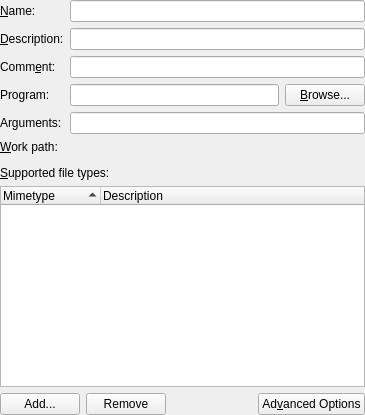
Before: the Qt Designer form src/widgets/kpropertiesdesktopbase.ui in KDE/kio, drawn with Qt 5.
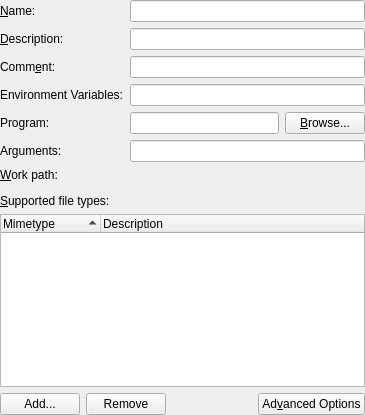
After: the same form once the commit is applied. Custom widgets are drawn as their Qt base class.

Commit message:
kpropertiesdialog: Add explicit environment variables support
Add explicit support for environment variables in kpropertiesdialog via a
dedicated text field people can put them in, which will write them into the
desktop file in a functional and standards-compliant manner.

This is a companion change for
https://invent.kde.org/plasma/kmenuedit/-/merge_requests/11 to keep
kpropertiesdialog and kmenuedit in sync.

Diff of the .ui file:
```diff
--- a/src/widgets/kpropertiesdesktopbase.ui
+++ b/src/widgets/kpropertiesdesktopbase.ui
@@ -77,6 +77,19 @@
       </widget>
      </item>
      <item row="3" column="0">
+      <widget class="QLabel" name="label">
+       <property name="text">
+        <string>Environment Variables:</string>
+       </property>
+       <property name="buddy">
+        <cstring>envarsEdit</cstring>
+       </property>
+      </widget>
+     </item>
+     <item row="3" column="1">
+      <widget class="QLineEdit" name="envarsEdit"/>
+     </item>
+     <item row="4" column="0">
       <widget class="QLabel" name="textLabel4">
        <property name="whatsThis">
         <string>Type the command to start this application here.
@@ -99,7 +112,7 @@
        </property>
       </widget>
      </item>
-     <item row="3" column="1">
+     <item row="4" column="1">
       <layout class="QHBoxLayout" name="horizontalLayout">
        <item>
         <widget class="QLineEdit" name="programEdit">
@@ -130,7 +143,7 @@
        </item>
       </layout>
      </item>
-     <item row="5" column="0">
+     <item row="6" column="0">
       <widget class="QLabel" name="textLabel5">
        <property name="whatsThis">
         <string>Sets the working directory for your application.</string>
@@ -143,21 +156,21 @@
        </property>
       </widget>
      </item>
-     <item row="5" column="1">
+     <item row="6" column="1">
       <widget class="KUrlRequester" name="pathEdit">
        <property name="whatsThis">
         <string>Sets the working directory for your application.</string>
        </property>
       </widget>
      </item>
-     <item row="4" column="0">
+     <item row="5" column="0">
       <widget class="QLabel" name="label">
        <property name="text">
         <string>Arguments:</string>
        </property>
       </widget>
      </item>
-     <item row="4" column="1">
+     <item row="5" column="1">
       <widget class="QLineEdit" name="argumentsEdit"/>
      </item>
     </layout>
```
The commit also changes 1 other file.
